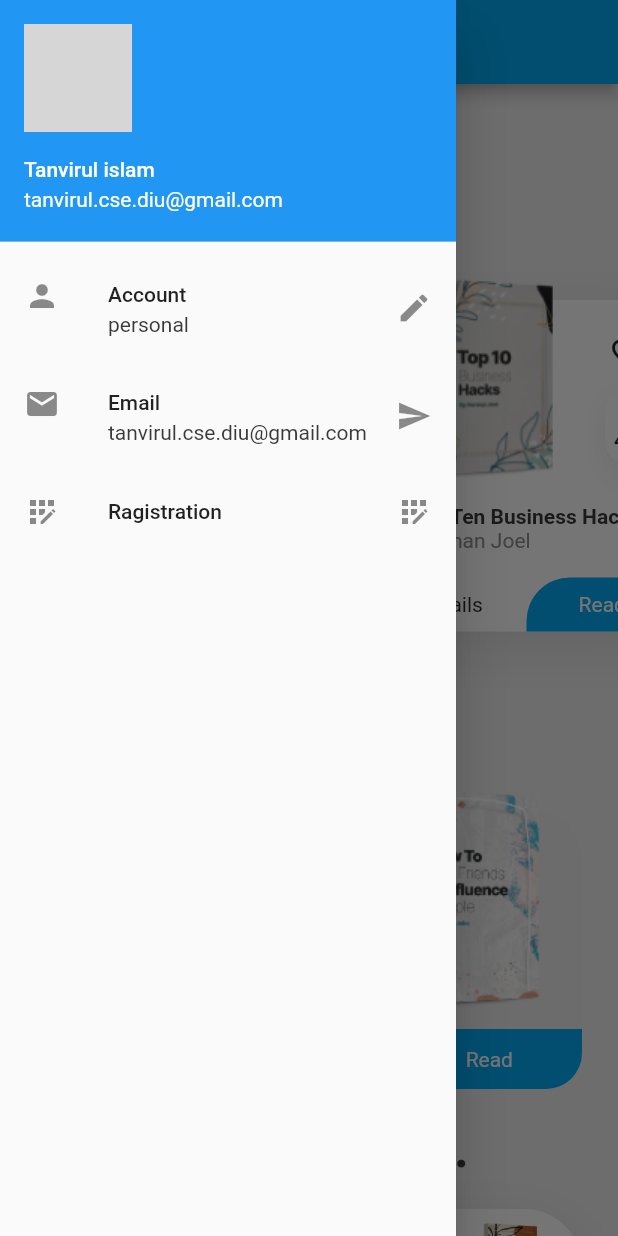
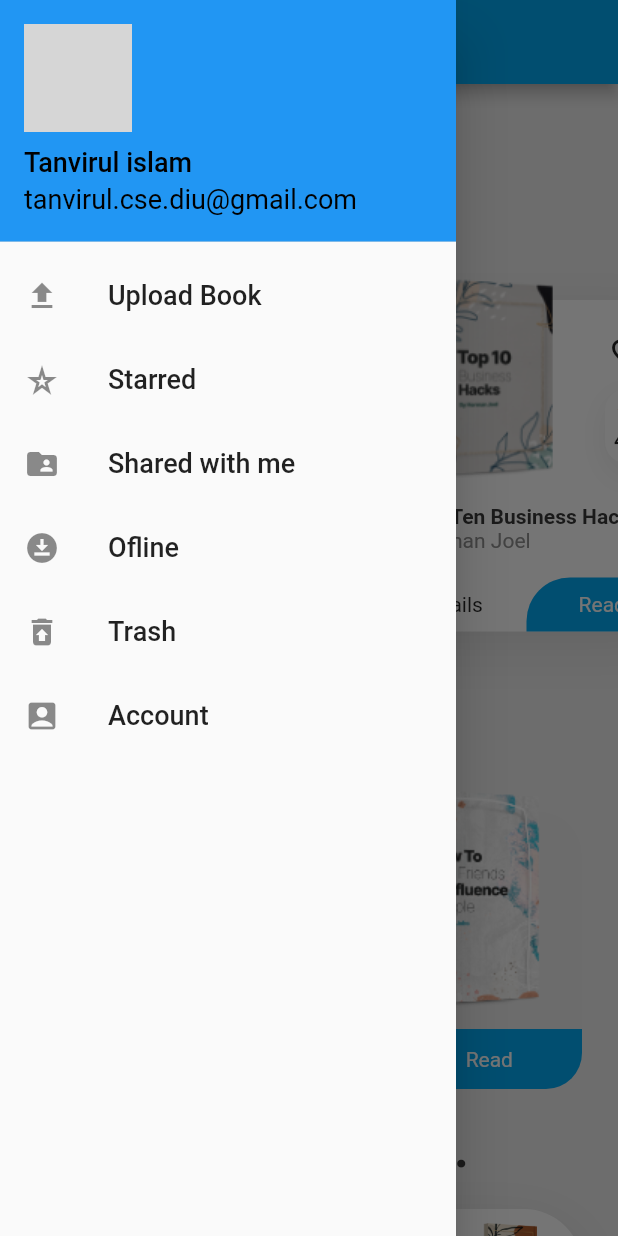
Before and after one commit to tanvirulislam/book_store, a Flutter app: the screen it shows after launch, with the side drawer open, on a phone screen of 412 x 824 dp. Run offline on Flutter 3.47's test engine with Material 2 defaults, Android fonts, the phone set to English and light mode, and no system bars; network calls fail; grey boxes are pictures that could not be loaded.

Commit message:
update drawer

```diff
--- a/lib/screens/home_screen.dart
+++ b/lib/screens/home_screen.dart
@@ -26,34 +26,65 @@ class HomeScreen extends StatelessWidget {
           padding: EdgeInsets.zero,
           children: [
             UserAccountsDrawerHeader(
-              accountName: Text("Tanvirul islam"),
-              accountEmail: Text("tanvirul.cse.diu@gmail.com"),
+              accountName: Text(
+                "Tanvirul islam",
+                style: TextStyle(color: Colors.black, fontSize: 18),
+              ),
+              accountEmail: Text(
+                "tanvirul.cse.diu@gmail.com",
+                style: TextStyle(color: Colors.black, fontSize: 18),
+              ),
               currentAccountPicture: CircleAvatar(
                   backgroundImage: NetworkImage(
                       "https://codetreebd.com/public/uploads/team_image/1618065136.jpg")),
             ),
             ListTile(
-              leading: Icon(Icons.person),
-              title: Text('Account'),
-              subtitle: Text('personal'),
-              trailing: Icon(Icons.edit),
+              leading: Icon(Icons.file_upload),
+              title: Text(
+                'Upload Book',
+                style: TextStyle(fontSize: 18),
+              ),
             ),
             ListTile(
-              leading: Icon(Icons.email),
-              title: Text('Email'),
-              subtitle: Text('tanvirul.cse.diu@gmail.com'),
-              trailing: Icon(Icons.send),
+              leading: Icon(Icons.star_rate_outlined),
+              title: Text(
+                'Starred',
+                style: TextStyle(fontSize: 18),
+              ),
             ),
             ListTile(
-              leading: Icon(Icons.app_registration),
-              title: Text('Ragistration'),
+              leading: Icon(Icons.folder_shared),
+              title: Text(
+                'Shared with me',
+                style: TextStyle(fontSize: 18),
+              ),
+            ),
+            ListTile(
+              leading: Icon(Icons.download_for_offline),
+              title: Text(
+                'Ofline',
+                style: TextStyle(fontSize: 18),
+              ),
+            ),
+            ListTile(
+              leading: Icon(Icons.restore_from_trash),
+              title: Text(
+                'Trash',
+                style: TextStyle(fontSize: 18),
+              ),
+            ),
+            ListTile(
+              leading: Icon(Icons.account_box),
+              title: Text(
+                'Account',
+                style: TextStyle(fontSize: 18),
+              ),
               onTap: () {
                 Navigator.push(
                   context,
                   MaterialPageRoute(builder: (context) => Registration()),
                 );
               },
-              trailing: Icon(Icons.app_registration),
             ),
           ],
         ),
```
